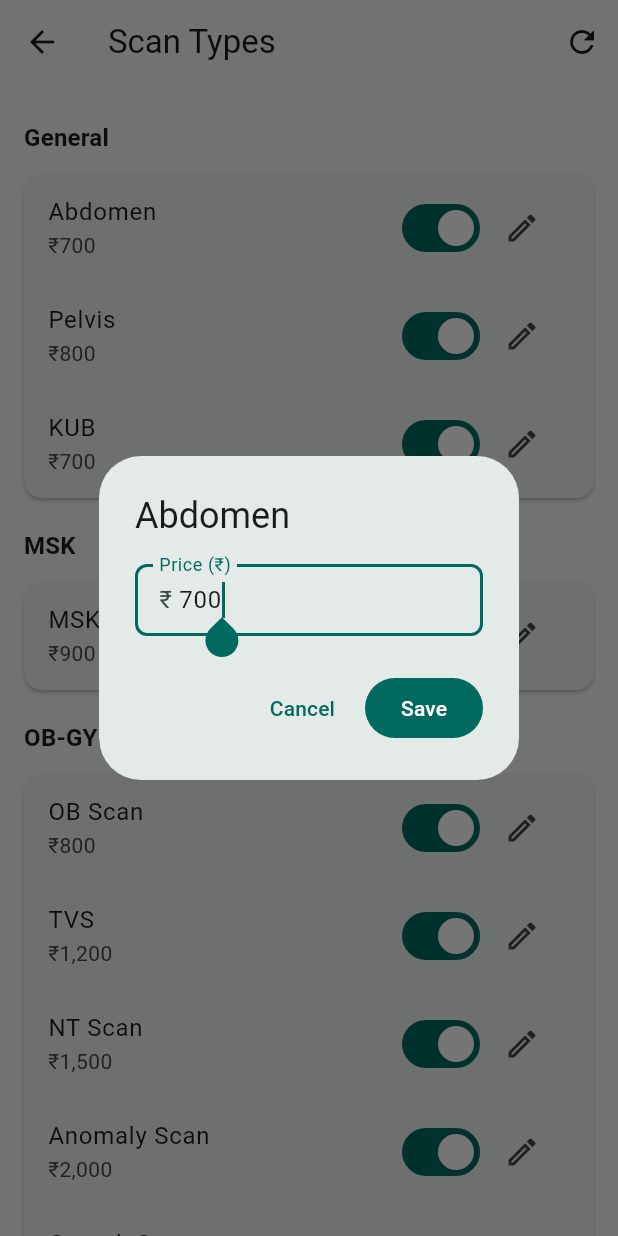
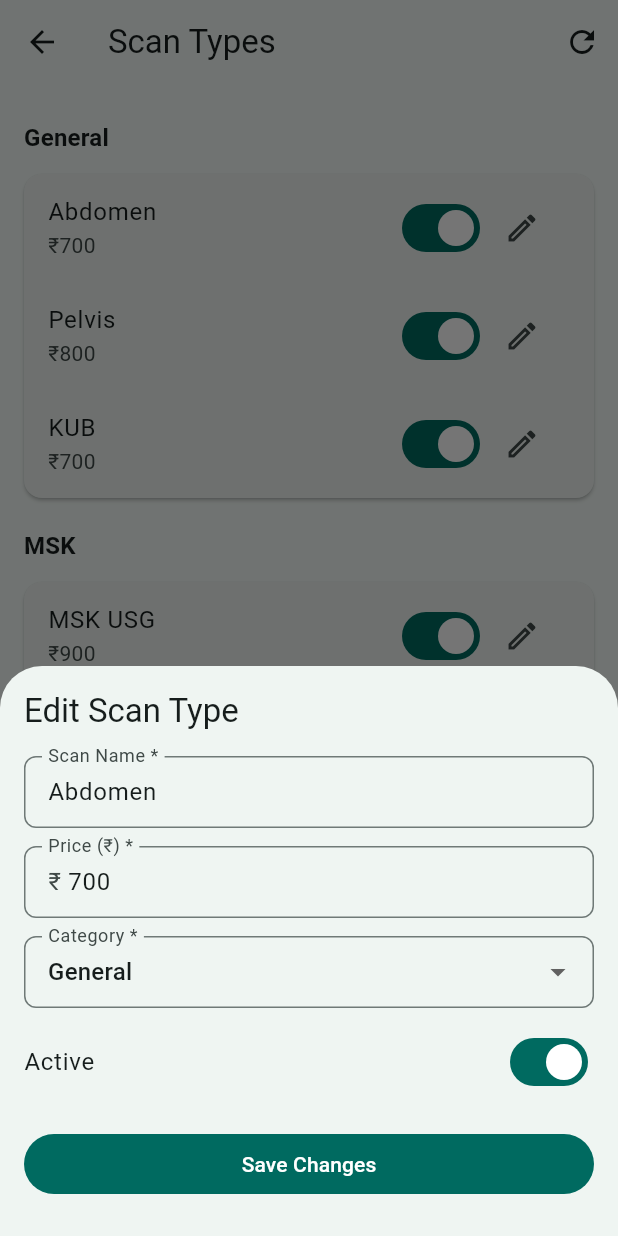
Before and after one commit to bharathreddyh/iha_care, a Flutter app: the ScanTypesScreen screen opened directly, after a tap on the "edit" icon, on a phone screen of 412 x 824 dp. Run offline on Flutter 3.47's test engine with Material 3 defaults, Android fonts, the phone set to English and light mode, and no system bars; our stand-ins replace pdf, printing, sqflite, sqflite_common_ffi; accounts and stored records are empty.

Commit message:
Add scan type create/edit form; autofill patient ID as YYYYMMDD_NNN
- ScanTypesScreen: FAB opens bottom sheet form with name, price, category
  fields for both adding new and editing existing scan types
- NewBillScreen: patient ID auto-filled on load and after each bill reset
- BillingService: generatePatientId() queries today's bills to produce
  sequential YYYYMMDD_NNN (e.g. 20260416_001)

https://claude.ai/code/session_01WkzWm43wiQYk5wwpJMZ4q4

```diff
--- a/lib/screens/billing/new_bill_screen.dart
+++ b/lib/screens/billing/new_bill_screen.dart
@@ -49,12 +49,14 @@ class _NewBillScreenState extends State<NewBillScreen> {
     final service = context.read<BillingService>();
     final scans = await service.getScanTypes(activeOnly: true);
     final docs = await service.getReferralDoctors(activeOnly: true);
+    final patientId = await service.generatePatientId();
     if (mounted) {
       setState(() {
         _scanTypes = scans;
         _doctors = docs;
         _loading = false;
       });
+      if (_patientId.text.isEmpty) _patientId.text = patientId;
     }
   }
 
@@ -165,6 +167,10 @@ class _NewBillScreenState extends State<NewBillScreen> {
     _patientPhone.clear();
     _discount.text = '0';
     _notes.clear();
+    // Regenerate patient ID for next patient
+    context.read<BillingService>().generatePatientId().then((id) {
+      if (mounted) _patientId.text = id;
+    });
     setState(() {
       _selectedScan = null;
       _selectedDoctor = null;
--- a/lib/screens/billing/scan_types_screen.dart
+++ b/lib/screens/billing/scan_types_screen.dart
@@ -1,5 +1,6 @@
 import 'package:flutter/material.dart';
 import 'package:provider/provider.dart';
+import 'package:uuid/uuid.dart';
 
 import '../../models/billing/scan_type.dart';
 import '../../services/billing_service.dart';
@@ -16,6 +17,8 @@ class _ScanTypesScreenState extends State<ScanTypesScreen> {
   List<ScanType> _scanTypes = [];
   bool _loading = true;
 
+  static const _categories = ['OB-GYN', 'General', 'Small Parts', 'MSK'];
+
   @override
   void initState() {
     super.initState();
@@ -23,47 +26,33 @@ class _ScanTypesScreenState extends State<ScanTypesScreen> {
   }
 
   Future<void> _load() async {
-    final service = context.read<BillingService>();
-    final types = await service.getScanTypes();
+    final types = await context.read<BillingService>().getScanTypes();
     if (mounted) setState(() { _scanTypes = types; _loading = false; });
   }
 
-  Future<void> _editPrice(ScanType scan) async {
-    final ctrl = TextEditingController(text: scan.price.toStringAsFixed(0));
-    final confirmed = await showDialog<bool>(
+  Future<void> _openForm([ScanType? existing]) async {
+    await showModalBottomSheet(
       context: context,
-      builder: (ctx) => AlertDialog(
-        title: Text(scan.name),
-        content: TextField(
-          controller: ctrl,
-          keyboardType: TextInputType.number,
-          decoration: const InputDecoration(
-            labelText: 'Price (₹)',
-            prefixText: '₹ ',
-          ),
-          autofocus: true,
-        ),
-        actions: [
-          TextButton(onPressed: () => Navigator.pop(ctx, false), child: const Text('Cancel')),
-          FilledButton(
-            onPressed: () => Navigator.pop(ctx, true),
-            child: const Text('Save'),
-          ),
-        ],
+      isScrollControlled: true,
+      builder: (_) => _ScanTypeForm(
+        existing: existing,
+        categories: _categories,
+        onSave: (scan) async {
+          final service = context.read<BillingService>();
+          if (existing == null) {
+            await service.saveScanType(scan);
+          } else {
+            await service.updateScanType(scan);
+          }
+          _load();
+        },
       ),
     );
-
-    if (confirmed == true) {
-      final newPrice = double.tryParse(ctrl.text) ?? scan.price;
-      final updated = scan.copyWith(price: newPrice);
-      await context.read<BillingService>().updateScanType(updated);
-      _load();
-    }
   }
 
   Future<void> _toggleActive(ScanType scan) async {
-    final updated = scan.copyWith(isActive: !scan.isActive);
-    await context.read<BillingService>().updateScanType(updated);
+    await context.read<BillingService>().updateScanType(
+          scan.copyWith(isActive: !scan.isActive));
     _load();
   }
 
@@ -84,8 +73,15 @@ class _ScanTypesScreenState extends State<ScanTypesScreen> {
       appBar: AppBar(title: const Text('Scan Types'), actions: [
         IconButton(icon: const Icon(Icons.refresh), onPressed: _load),
       ]),
-      body: ListView(
-        padding: const EdgeInsets.all(16),
+      floatingActionButton: FloatingActionButton.extended(
+        onPressed: () => _openForm(),
+        icon: const Icon(Icons.add),
+        label: const Text('New Scan'),
+      ),
+      body: _scanTypes.isEmpty
+          ? const Center(child: Text('No scan types. Tap + to add.'))
+          : ListView(
+              padding: const EdgeInsets.fromLTRB(16, 16, 16, 80),
               children: grouped.entries.map((entry) {
                 return Column(
                   crossAxisAlignment: CrossAxisAlignment.start,
@@ -108,7 +104,9 @@ class _ScanTypesScreenState extends State<ScanTypesScreen> {
                               scan.name,
                               style: TextStyle(
                                 color: scan.isActive ? null : Colors.grey,
-                          decoration: scan.isActive ? null : TextDecoration.lineThrough,
+                                decoration: scan.isActive
+                                    ? null
+                                    : TextDecoration.lineThrough,
                               ),
                             ),
                             subtitle: Text(formatCurrency(scan.price)),
@@ -121,7 +119,7 @@ class _ScanTypesScreenState extends State<ScanTypesScreen> {
                                 ),
                                 IconButton(
                                   icon: const Icon(Icons.edit_outlined),
-                            onPressed: () => _editPrice(scan),
+                                  onPressed: () => _openForm(scan),
                                 ),
                               ],
                             ),
@@ -137,3 +135,138 @@ class _ScanTypesScreenState extends State<ScanTypesScreen> {
     );
   }
 }
+
+class _ScanTypeForm extends StatefulWidget {
+  final ScanType? existing;
+  final List<String> categories;
+  final Future<void> Function(ScanType) onSave;
+
+  const _ScanTypeForm({
+    this.existing,
+    required this.categories,
+    required this.onSave,
+  });
+
+  @override
+  State<_ScanTypeForm> createState() => _ScanTypeFormState();
+}
+
+class _ScanTypeFormState extends State<_ScanTypeForm> {
+  final _formKey = GlobalKey<FormState>();
+  late final TextEditingController _name;
+  late final TextEditingController _price;
+  late String _category;
+  late bool _isActive;
+  bool _saving = false;
+
+  @override
+  void initState() {
+    super.initState();
+    final s = widget.existing;
+    _name = TextEditingController(text: s?.name ?? '');
+    _price = TextEditingController(text: s?.price.toStringAsFixed(0) ?? '');
+    _category = s?.category ?? widget.categories.first;
+    _isActive = s?.isActive ?? true;
+  }
+
+  @override
+  void dispose() {
+    _name.dispose();
+    _price.dispose();
+    super.dispose();
+  }
+
+  Future<void> _save() async {
+    if (!_formKey.currentState!.validate()) return;
+    setState(() => _saving = true);
+    final scan = ScanType(
+      id: widget.existing?.id ?? const Uuid().v4(),
+      name: _name.text.trim(),
+      price: double.tryParse(_price.text) ?? 0,
+      category: _category,
+      modality: widget.existing?.modality ?? 'US',
+      isActive: _isActive,
+    );
+    await widget.onSave(scan);
+    if (mounted) Navigator.pop(context);
+  }
+
+  @override
+  Widget build(BuildContext context) {
+    return Padding(
+      padding: EdgeInsets.only(
+        left: 16,
+        right: 16,
+        top: 16,
+        bottom: MediaQuery.of(context).viewInsets.bottom + 24,
+      ),
+      child: Form(
+        key: _formKey,
+        child: SingleChildScrollView(
+          child: Column(
+            crossAxisAlignment: CrossAxisAlignment.start,
+            mainAxisSize: MainAxisSize.min,
+            children: [
+              Text(
+                widget.existing == null ? 'Add Scan Type' : 'Edit Scan Type',
+                style: Theme.of(context).textTheme.titleLarge,
+              ),
+              const SizedBox(height: 16),
+              TextFormField(
+                controller: _name,
+                decoration: const InputDecoration(labelText: 'Scan Name *'),
+                textCapitalization: TextCapitalization.words,
+                validator: (v) =>
+                    v == null || v.trim().isEmpty ? 'Required' : null,
+              ),
+              const SizedBox(height: 12),
+              TextFormField(
+                controller: _price,
+                decoration: const InputDecoration(
+                  labelText: 'Price (₹) *',
+                  prefixText: '₹ ',
+                ),
+                keyboardType: TextInputType.number,
+                validator: (v) {
+                  if (v == null || v.trim().isEmpty) return 'Required';
+                  if ((double.tryParse(v) ?? -1) < 0) return 'Enter valid price';
+                  return null;
+                },
+              ),
+              const SizedBox(height: 12),
+              DropdownButtonFormField<String>(
+                value: _category,
+                decoration: const InputDecoration(labelText: 'Category *'),
+                items: widget.categories
+                    .map((c) => DropdownMenuItem(value: c, child: Text(c)))
+                    .toList(),
+                onChanged: (v) => setState(() => _category = v ?? _category),
+              ),
+              const SizedBox(height: 8),
+              SwitchListTile(
+                value: _isActive,
+                onChanged: (v) => setState(() => _isActive = v),
+                title: const Text('Active'),
+                contentPadding: EdgeInsets.zero,
+              ),
+              const SizedBox(height: 16),
+              SizedBox(
+                width: double.infinity,
+                child: FilledButton(
+                  onPressed: _saving ? null : _save,
+                  child: _saving
+                      ? const SizedBox(
+                          height: 20,
+                          width: 20,
+                          child: CircularProgressIndicator(strokeWidth: 2),
+                        )
+                      : Text(widget.existing == null ? 'Add Scan Type' : 'Save Changes'),
+                ),
+              ),
+            ],
+          ),
+        ),
+      ),
+    );
+  }
+}
--- a/lib/services/billing_service.dart
+++ b/lib/services/billing_service.dart
@@ -33,6 +33,23 @@ class BillingService {
 
   Future<void> updateScanType(ScanType scan) async {
     await _db.update('scan_types', scan.toMap(), 'id = ?', [scan.id]);
+  }
+
+  // ── Patient ID ────────────────────────────────────────────────────────────
+
+  Future<String> generatePatientId() async {
+    final today = DateFormat('yyyyMMdd').format(DateTime.now());
+    final rows = await _db.rawQuery(
+      "SELECT patient_id FROM bills WHERE patient_id LIKE ? ORDER BY patient_id DESC LIMIT 1",
+      ['${today}_%'],
+    );
+    int next = 1;
+    if (rows.isNotEmpty) {
+      final last = rows.first['patient_id'] as String? ?? '';
+      final parts = last.split('_');
+      next = (int.tryParse(parts.last) ?? 0) + 1;
+    }
+    return '${today}_${next.toString().padLeft(3, '0')}';
   }
 
   // ── Referral Doctors ──────────────────────────────────────────────────────
```
Lines whose indentation alone changed are shown as unchanged.
